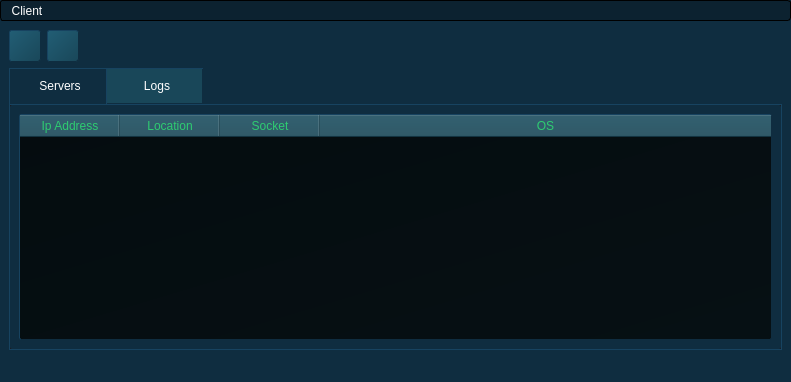
pavliqs/Mirakuru, file UPGRADE/SOURCE/gui.ui: the form before one commit.
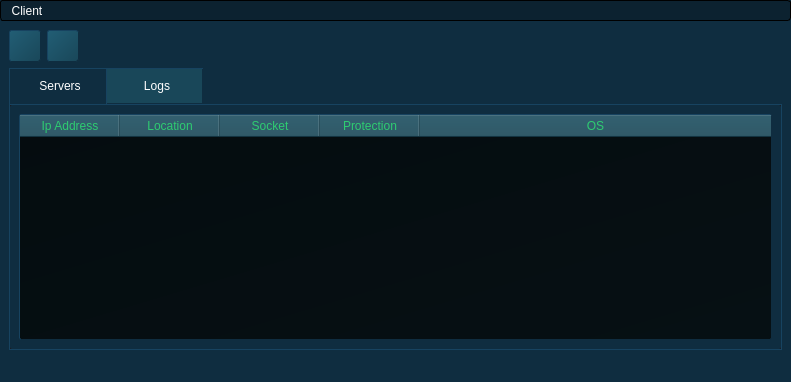
The form after the commit. Icons and pictures are not drawn.

Commit message: locked socks init

What changed in the file:
```diff
--- a/UPGRADE/SOURCE/gui.ui
+++ b/UPGRADE/SOURCE/gui.ui
@@ -247,6 +247,11 @@
             <string>Socket</string>
            </property>
           </column>
+          <column>
+           <property name="text">
+            <string>Protection</string>
+           </property>
+          </column>
           <column>
            <property name="text">
             <string>OS</string>
```
The commit also changes 1 other file.
